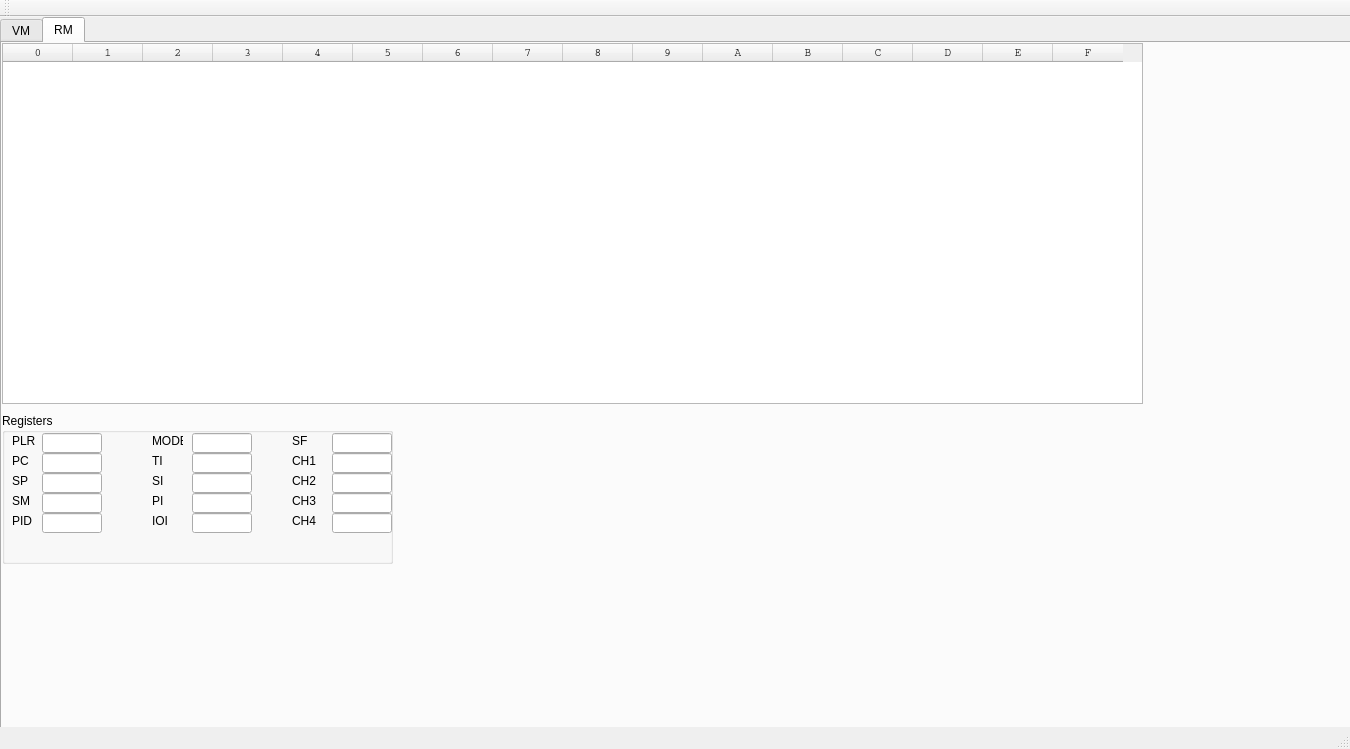
Old version of the form mainwindow.ui in the repository LinasJu/Geriausia-operacine-sistema.
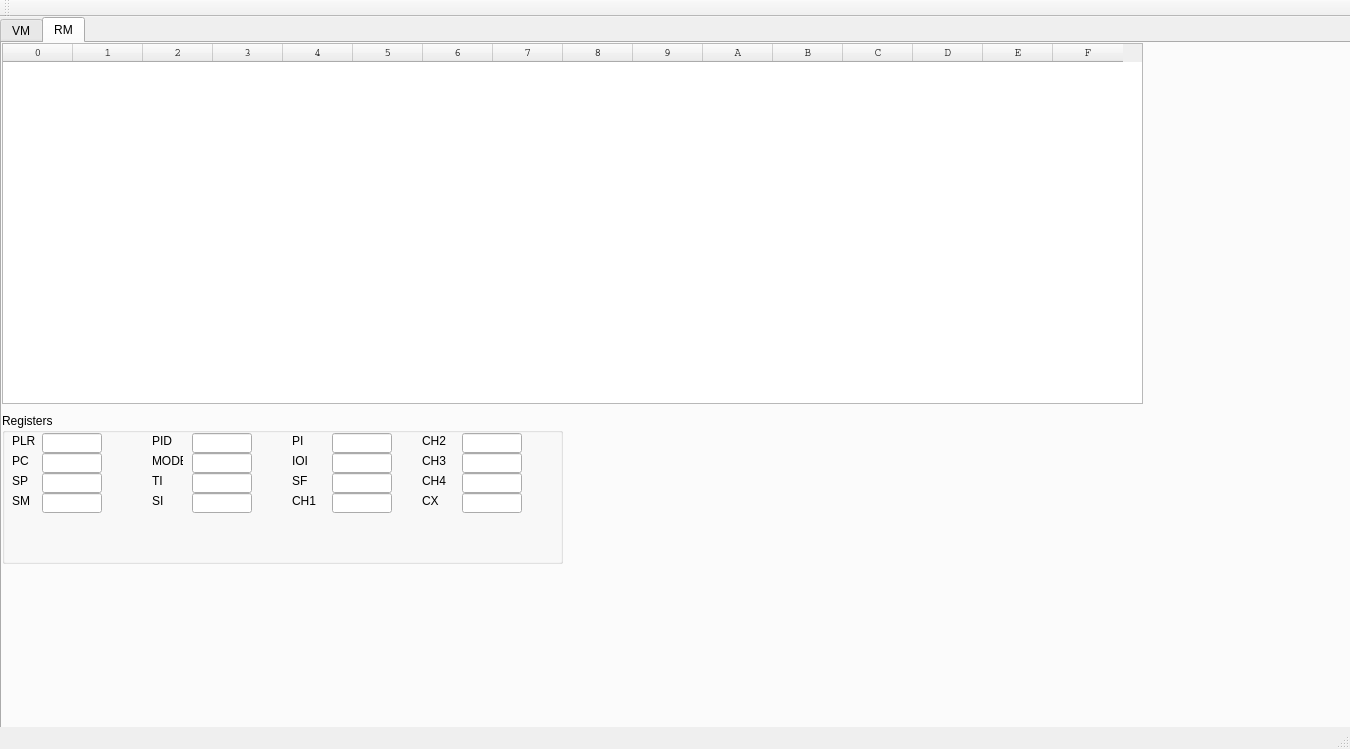
New version of the form. The open tabs and pages were chosen to show the change.

```diff
--- a/mainwindow.ui
+++ b/mainwindow.ui
@@ -836,7 +836,7 @@
        <rect>
         <x>0</x>
         <y>370</y>
-        <width>391</width>
+        <width>561</width>
         <height>151</height>
        </rect>
       </property>
@@ -898,8 +898,8 @@
       <widget class="QLabel" name="label_5">
        <property name="geometry">
         <rect>
-         <x>10</x>
-         <y>100</y>
+         <x>150</x>
+         <y>20</y>
          <width>31</width>
          <height>16</height>
         </rect>
@@ -912,7 +912,7 @@
        <property name="geometry">
         <rect>
          <x>150</x>
-         <y>20</y>
+         <y>40</y>
          <width>31</width>
          <height>16</height>
         </rect>
@@ -925,7 +925,7 @@
        <property name="geometry">
         <rect>
          <x>150</x>
-         <y>40</y>
+         <y>60</y>
          <width>31</width>
          <height>16</height>
         </rect>
@@ -938,7 +938,7 @@
        <property name="geometry">
         <rect>
          <x>150</x>
-         <y>60</y>
+         <y>80</y>
          <width>31</width>
          <height>16</height>
         </rect>
@@ -950,8 +950,8 @@
       <widget class="QLabel" name="label_9">
        <property name="geometry">
         <rect>
-         <x>150</x>
-         <y>80</y>
+         <x>290</x>
+         <y>20</y>
          <width>31</width>
          <height>16</height>
         </rect>
@@ -963,8 +963,8 @@
       <widget class="QLabel" name="label_10">
        <property name="geometry">
         <rect>
-         <x>150</x>
-         <y>100</y>
+         <x>290</x>
+         <y>40</y>
          <width>31</width>
          <height>16</height>
         </rect>
@@ -977,7 +977,7 @@
        <property name="geometry">
         <rect>
          <x>290</x>
-         <y>20</y>
+         <y>60</y>
          <width>31</width>
          <height>16</height>
         </rect>
@@ -990,7 +990,7 @@
        <property name="geometry">
         <rect>
          <x>290</x>
-         <y>40</y>
+         <y>80</y>
          <width>31</width>
          <height>16</height>
         </rect>
@@ -1002,8 +1002,8 @@
       <widget class="QLabel" name="label_13">
        <property name="geometry">
         <rect>
-         <x>290</x>
-         <y>60</y>
+         <x>420</x>
+         <y>20</y>
          <width>31</width>
          <height>16</height>
         </rect>
@@ -1015,8 +1015,8 @@
       <widget class="QLabel" name="label_14">
        <property name="geometry">
         <rect>
-         <x>290</x>
-         <y>80</y>
+         <x>420</x>
+         <y>40</y>
          <width>31</width>
          <height>16</height>
         </rect>
@@ -1028,8 +1028,8 @@
       <widget class="QLabel" name="label_15">
        <property name="geometry">
         <rect>
-         <x>290</x>
-         <y>100</y>
+         <x>420</x>
+         <y>60</y>
          <width>31</width>
          <height>16</height>
         </rect>
@@ -1129,8 +1129,8 @@
       <widget class="QLineEdit" name="PIDR">
        <property name="geometry">
         <rect>
-         <x>40</x>
-         <y>100</y>
+         <x>190</x>
+         <y>20</y>
          <width>60</width>
          <height>20</height>
         </rect>
@@ -1151,8 +1151,8 @@
       <widget class="QLineEdit" name="PIR">
        <property name="geometry">
         <rect>
-         <x>190</x>
-         <y>80</y>
+         <x>330</x>
+         <y>20</y>
          <width>60</width>
          <height>20</height>
         </rect>
@@ -1174,7 +1174,7 @@
        <property name="geometry">
         <rect>
          <x>190</x>
-         <y>60</y>
+         <y>80</y>
          <width>60</width>
          <height>20</height>
         </rect>
@@ -1196,7 +1196,7 @@
        <property name="geometry">
         <rect>
          <x>190</x>
-         <y>40</y>
+         <y>60</y>
          <width>60</width>
          <height>20</height>
         </rect>
@@ -1218,7 +1218,7 @@
        <property name="geometry">
         <rect>
          <x>190</x>
-         <y>20</y>
+         <y>40</y>
          <width>60</width>
          <height>20</height>
         </rect>
@@ -1239,8 +1239,8 @@
       <widget class="QLineEdit" name="IOIR">
        <property name="geometry">
         <rect>
-         <x>190</x>
-         <y>100</y>
+         <x>330</x>
+         <y>40</y>
          <width>60</width>
          <height>20</height>
         </rect>
@@ -1261,8 +1261,8 @@
       <widget class="QLineEdit" name="CH3R">
        <property name="geometry">
         <rect>
-         <x>330</x>
-         <y>80</y>
+         <x>460</x>
+         <y>40</y>
          <width>60</width>
          <height>20</height>
         </rect>
@@ -1283,8 +1283,8 @@
       <widget class="QLineEdit" name="CH2R">
        <property name="geometry">
         <rect>
-         <x>330</x>
-         <y>60</y>
+         <x>460</x>
+         <y>20</y>
          <width>60</width>
          <height>20</height>
         </rect>
@@ -1306,7 +1306,7 @@
        <property name="geometry">
         <rect>
          <x>330</x>
-         <y>40</y>
+         <y>80</y>
          <width>60</width>
          <height>20</height>
         </rect>
@@ -1327,8 +1327,8 @@
       <widget class="QLineEdit" name="CH4R">
        <property name="geometry">
         <rect>
-         <x>330</x>
-         <y>100</y>
+         <x>460</x>
+         <y>60</y>
          <width>60</width>
          <height>20</height>
         </rect>
@@ -1350,7 +1350,42 @@
        <property name="geometry">
         <rect>
          <x>330</x>
-         <y>20</y>
+         <y>60</y>
+         <width>60</width>
+         <height>20</height>
+        </rect>
+       </property>
+       <property name="sizePolicy">
+        <sizepolicy hsizetype="Fixed" vsizetype="Fixed">
+         <horstretch>0</horstretch>
+         <verstretch>0</verstretch>
+        </sizepolicy>
+       </property>
+       <property name="text">
+        <string/>
+       </property>
+       <property name="readOnly">
+        <bool>true</bool>
+       </property>
+      </widget>
+      <widget class="QLabel" name="label_16">
+       <property name="geometry">
+        <rect>
+         <x>420</x>
+         <y>80</y>
+         <width>31</width>
+         <height>16</height>
+        </rect>
+       </property>
+       <property name="text">
+        <string>CX</string>
+       </property>
+      </widget>
+      <widget class="QLineEdit" name="CXR">
+       <property name="geometry">
+        <rect>
+         <x>460</x>
+         <y>80</y>
          <width>60</width>
          <height>20</height>
         </rect>
```
Left out of the diff: 8 changed lines with no effect on the pictures.
